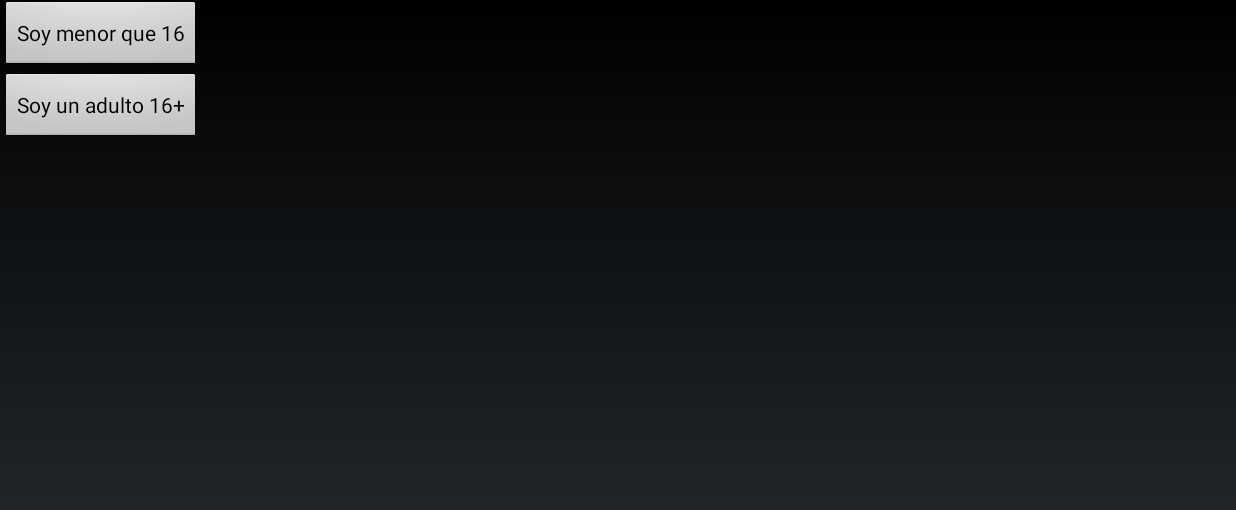
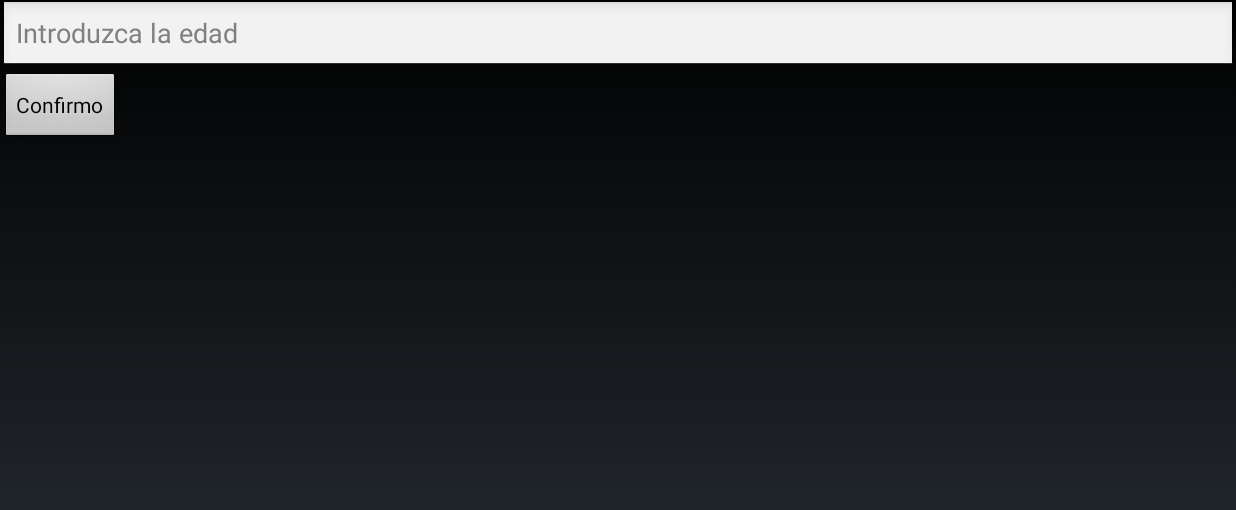
Before and after one commit to Rauldilla/SPRINT-1---SPACE-INVADERS, an Android app: the screen it shows after launch (MainActivity), on a phone screen of 824 x 412 dp (held sideways). Shown: the top 510 px of the screen. Run offline under Robolectric (Android 15) with nearby library versions, the phone set to English and light mode, and no system bars.

Commit message:
textfield para introducir la edad

```diff
--- a/app/src/main/java/ps/grupo/once/spaceinvaders/view/MainActivity.java
+++ b/app/src/main/java/ps/grupo/once/spaceinvaders/view/MainActivity.java
@@ -6,6 +6,7 @@ import android.os.Bundle;
 import android.util.Log;
 import android.view.View;
 import android.widget.Button;
+import android.widget.EditText;
 import ps.grupo.once.spaceinvaders.R;
 import ps.grupo.once.spaceinvaders.SpaceInvadersActivity;
 
@@ -15,22 +16,35 @@ public class MainActivity extends Activity {
 
         setContentView(R.layout.select_age);
 
-        final Button adultButton = (Button) this.findViewById(R.id.adult);
-        adultButton.setOnClickListener(new View.OnClickListener() {
+//        final Button adultButton = (Button) this.findViewById(R.id.adult);
+//        adultButton.setOnClickListener(new View.OnClickListener() {
+//            public void onClick(View v) {
+//                Log.d("debug", "selected adult");
+//                Intent intent = new Intent(MainActivity.this, SpaceInvadersActivity.class);
+//                intent.putExtra("adult", true);
+//                startActivity(intent);
+//            }
+//        });
+//
+//        final Button babyButton = (Button) this.findViewById(R.id.baby);
+//        babyButton.setOnClickListener(new View.OnClickListener() {
+//            public void onClick(View v) {
+//                Log.d("debug", "selected baby");
+//                Intent intent = new Intent(MainActivity.this, SpaceInvadersActivity.class);
+//                intent.putExtra("adult", false);
+//                startActivity(intent);
+//            }
+//        });
+
+        final EditText text = (EditText) this.findViewById(R.id.age);
+
+        final Button confirm = (Button) this.findViewById(R.id.confirm);
+        confirm.setOnClickListener(new View.OnClickListener() {
             public void onClick(View v) {
-                Log.d("debug", "selected adult");
+                String str = text.getText().toString();
+                Log.d("debug", str);
                 Intent intent = new Intent(MainActivity.this, SpaceInvadersActivity.class);
-                intent.putExtra("adult", true);
-                startActivity(intent);
-            }
-        });
-
-        final Button babyButton = (Button) this.findViewById(R.id.baby);
-        babyButton.setOnClickListener(new View.OnClickListener() {
-            public void onClick(View v) {
-                Log.d("debug", "selected baby");
-                Intent intent = new Intent(MainActivity.this, SpaceInvadersActivity.class);
-                intent.putExtra("adult", false);
+                intent.putExtra("adult", Integer.parseInt(str) >= 16);
                 startActivity(intent);
             }
         });
--- a/app/src/main/res/layout/select_age.xml
+++ b/app/src/main/res/layout/select_age.xml
@@ -3,14 +3,25 @@
               android:orientation="vertical"
               android:layout_width="match_parent"
               android:layout_height="match_parent">
+    <!--<Button-->
+    <!--android:id="@+id/baby"-->
+    <!--android:layout_height="wrap_content"-->
+    <!--android:layout_width="wrap_content"-->
+    <!--android:text="@string/i_m_adult"/>-->
+    <!--<Button-->
+    <!--android:id="@+id/adult"-->
+    <!--android:layout_height="wrap_content"-->
+    <!--android:layout_width="wrap_content"-->
+    <!--android:text="@string/i_m_baby"/>-->
+    <EditText
+            android:id="@+id/age"
+            android:layout_width="fill_parent"
+            android:layout_height="wrap_content"
+            android:hint="@string/enter_age"
+            android:inputType="numberSigned"/>
     <Button
-            android:id="@+id/baby"
+            android:id="@+id/confirm"
             android:layout_height="wrap_content"
             android:layout_width="wrap_content"
-            android:text="@string/i_m_adult"/>
-    <Button
-            android:id="@+id/adult"
-            android:layout_height="wrap_content"
-            android:layout_width="wrap_content"
-            android:text="@string/i_m_baby"/>
+            android:text="@string/confirm"/>
 </LinearLayout>
--- a/app/src/main/res/values/strings.xml
+++ b/app/src/main/res/values/strings.xml
@@ -3,4 +3,6 @@
     <string name="action_settings">Settings</string>
     <string name="i_m_adult">Soy menor que 16</string>
     <string name="i_m_baby">Soy un adulto 16+</string>
+    <string name="enter_age">Introduzca la edad</string>
+    <string name="confirm">Confirmo</string>
 </resources>
```
